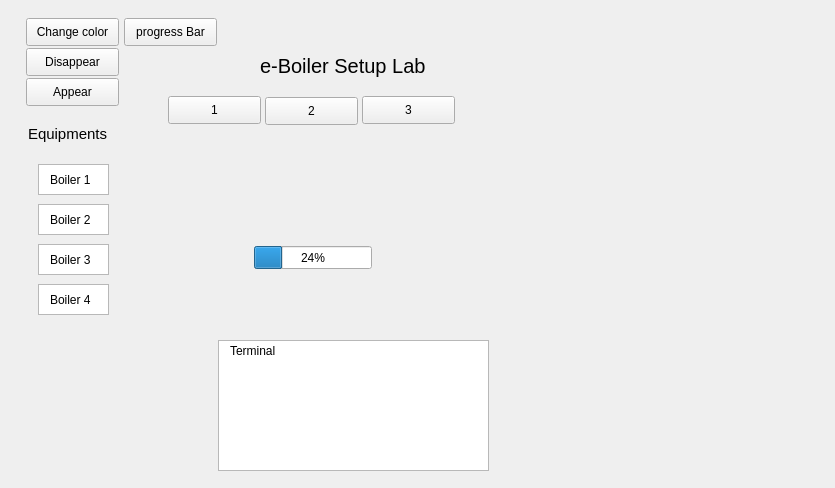
Old version of the form eBoiler.ui in the repository MattiasV/Rocket.
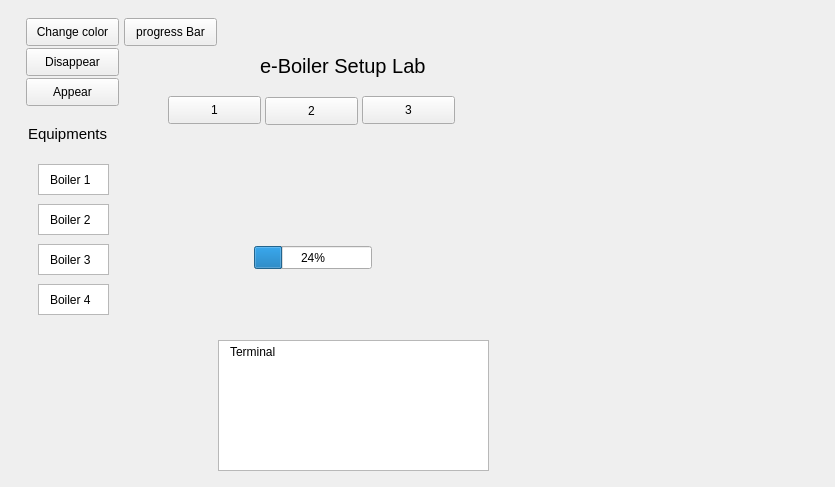
New version of the form.

What changed in the file:
```diff
--- a/eBoiler.ui
+++ b/eBoiler.ui
@@ -7,7 +7,7 @@
     <x>0</x>
     <y>0</y>
     <width>835</width>
-    <height>488</height>
+    <height>487</height>
    </rect>
   </property>
   <property name="windowTitle">
@@ -210,8 +210,8 @@
      <rect>
       <x>20</x>
       <y>10</y>
-      <width>47</width>
-      <height>13</height>
+      <width>55</width>
+      <height>16</height>
      </rect>
     </property>
     <property name="text">
```
